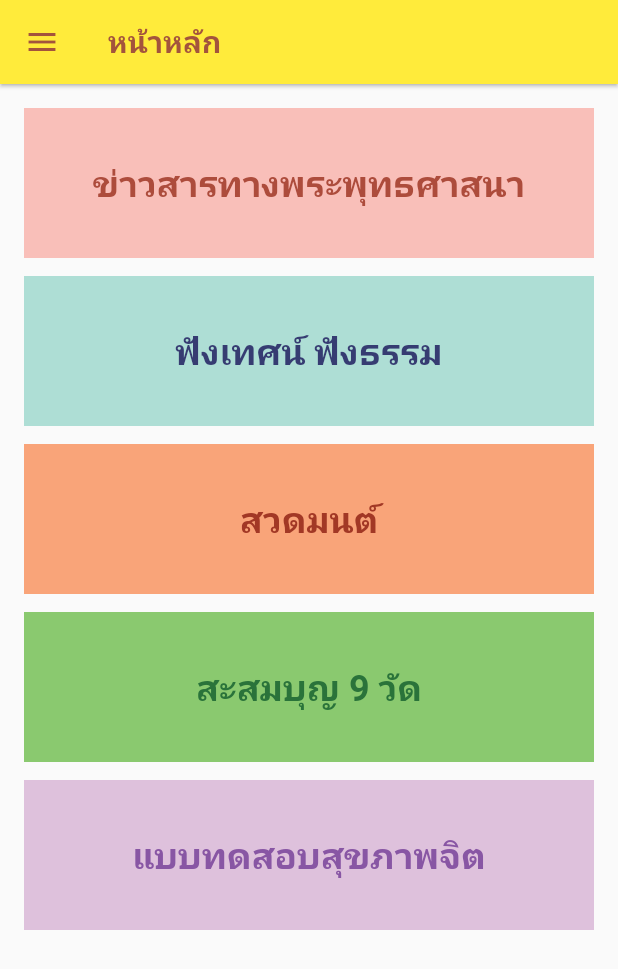
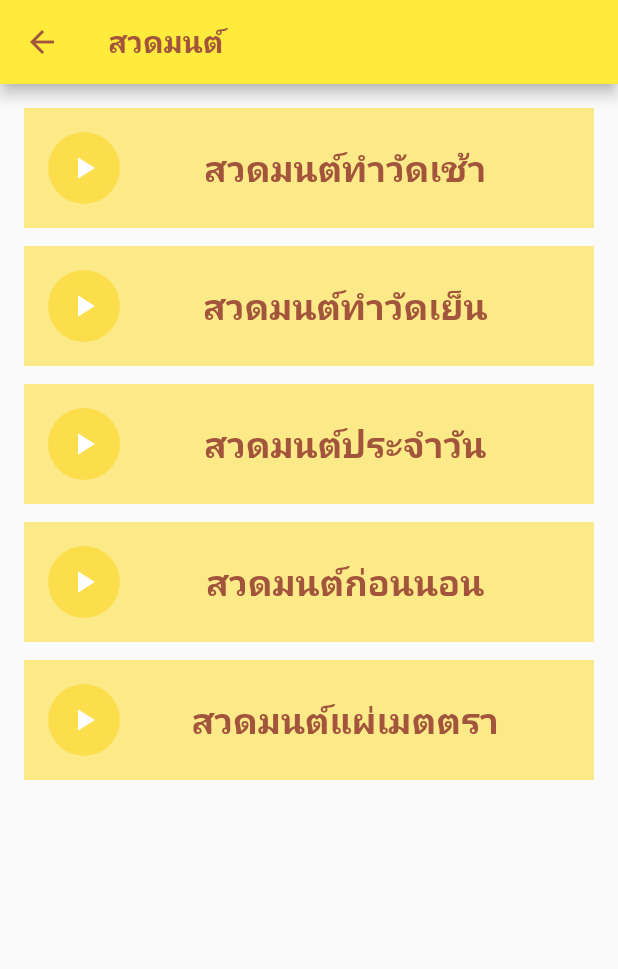
Before and after one commit to biscuitrainbow/wat-nai-baan-mobile-app, a Flutter app: the MenuScreen screen opened by its route, after a tap on "สวดมนต์", on a phone screen of 412 x 824 dp. Shown: the top 969 px of the screen. Run offline on Flutter 3.47's test engine with Material 2 defaults, Android fonts, the phone set to English and light mode, and no system bars; our stand-ins replace cached_network_image, flutter_redux, font_awesome_flutter, redux, shared_preferences, shimmer; missing offline and left inert: audioplayer, flutter_driver, flutter_youtube; accounts and stored records are empty.

Commit message:
Add audioPlugin

```diff
--- a/lib/constants.dart
+++ b/lib/constants.dart
@@ -13,6 +13,7 @@ class Dimension {
 
 class AppColors {
   static final Color main = Color.fromRGBO(163, 84, 60, 1.0);
+  static final Color secondary = Color(0xFFFCEA88);
   static final Color facebook = Color(0xFF4267B2);
 }
 
--- /dev/null
+++ b/lib/data/model/mantra.dart
@@ -0,0 +1,11 @@
+import 'package:meta/meta.dart';
+
+class Mantra {
+  final String name;
+  final String url;
+
+  Mantra({
+    @required this.name,
+    @required this.url,
+  });
+}
--- a/lib/main.dart
+++ b/lib/main.dart
@@ -5,6 +5,7 @@ import 'package:buddish_project/ui/login/login_screen.dart';
 import 'package:buddish_project/ui/main/main_container.dart';
 import 'package:buddish_project/ui/main/main_screen.dart';
 import 'package:buddish_project/ui/menu/menu_screen.dart';
+import 'package:buddish_project/ui/praying/praying_screen.dart';
 import 'package:buddish_project/ui/sermon/sermon_screen.dart';
 import 'package:flutter/material.dart';
 import 'package:flutter_driver/driver_extension.dart';
@@ -36,6 +37,7 @@ class MyApp extends StatelessWidget {
           MenuScreen.route: (context) => MenuScreen(),
           SermonScreen.route: (context) => SermonScreen(),
           LoginScreen.route: (context) => LoginContainer(),
+          PrayingScreen.route: (context) => PrayingScreen(),
         },
       ),
     );
--- a/lib/ui/menu/menu_screen.dart
+++ b/lib/ui/menu/menu_screen.dart
@@ -1,4 +1,5 @@
 import 'package:buddish_project/constants.dart';
+import 'package:buddish_project/ui/praying/praying_screen.dart';
 import 'package:buddish_project/ui/sermon/sermon_screen.dart';
 import 'package:flutter/material.dart';
 
@@ -73,7 +74,7 @@ class _MenuScreenState extends State<MenuScreen> {
                 title: 'สวดมนต์',
                 titleColor: Color(0xFFA23825),
                 backgroundColor: Color(0xFFF9A479),
-                onPressed: () => print(''),
+                onPressed: () => Navigator.of(context).pushNamed(PrayingScreen.route),
               ),
               new Menu(
                 title: 'สะสมบุญ 9 วัด',
--- /dev/null
+++ b/lib/ui/praying/praying_screen.dart
@@ -0,0 +1,120 @@
+import 'package:buddish_project/constants.dart';
+import 'package:buddish_project/data/model/mantra.dart';
+import 'package:flutter/material.dart';
+import 'package:audioplayer/audioplayer.dart';
+
+class PrayingScreen extends StatefulWidget {
+  static final String route = "/praying";
+
+  @override
+  _PrayingScreenState createState() => _PrayingScreenState();
+}
+
+class _PrayingScreenState extends State<PrayingScreen> {
+  final List<Mantra> mantras = [
+    Mantra(name: 'สวดมนต์ทำวัดเช้า', url: 'http://www.rxlabz.com/labz/audio2.mp3'),
+    Mantra(name: 'สวดมนต์ทำวัดเย็น', url: 'http://www.rxlabz.com/labz/audio2.mp3'),
+    Mantra(name: 'สวดมนต์ประจำวัน', url: 'http://www.rxlabz.com/labz/audio2.mp3'),
+    Mantra(name: 'สวดมนต์ก่อนนอน', url: 'http://www.rxlabz.com/labz/audio2.mp3'),
+    Mantra(name: 'สวดมนต์แผ่เมตตรา', url: 'http://www.rxlabz.com/labz/audio2.mp3'),
+  ];
+
+  final AudioPlayer audioPlugin = new AudioPlayer();
+
+  @override
+  Widget build(BuildContext context) {
+    return Scaffold(
+        appBar: AppBar(
+          title: Text(
+            'สวดมนต์',
+            style: Style.appbarTitleStyle,
+          ),
+          iconTheme: IconThemeData(color: AppColors.main),
+        ),
+        body: ListView(
+          children: <Widget>[
+            Container(
+              padding: EdgeInsets.symmetric(horizontal: Dimension.screenHorizonPadding, vertical: Dimension.screenVerticalPadding),
+              child: Column(
+                children: mantras
+                    ?.map(
+                      (Mantra mantra) => MantraPlayer(
+                            title: mantra.name,
+                            titleColor: AppColors.main,
+                            backgroundColor: AppColors.secondary,
+                            isPlaying: true,
+                            onPressed: () async {
+                              await audioPlugin.play(mantra.url);
+                            },
+                          ),
+                    )
+                    ?.toList(),
+              ),
+            )
+          ],
+        ));
+  }
+}
+
+class MantraPlayer extends StatelessWidget {
+  final String title;
+  final Color titleColor;
+  final Color backgroundColor;
+  final double fontSize;
+  final bool isPlaying;
+  final VoidCallback onPressed;
+
+  MantraPlayer({
+    @required this.title,
+    @required this.titleColor,
+    @required this.backgroundColor,
+    @required this.isPlaying,
+    @required this.onPressed,
+    this.fontSize = 24.0,
+  });
+
+  @override
+  Widget build(BuildContext context) {
+    return Container(
+      padding: EdgeInsets.symmetric(horizontal: Dimension.screenHorizonPadding),
+      margin: EdgeInsets.only(bottom: Dimension.fieldVerticalMargin),
+      height: 80.0,
+      width: double.infinity,
+      color: backgroundColor,
+      child: Row(
+        mainAxisAlignment: MainAxisAlignment.spaceEvenly,
+        children: <Widget>[
+          Container(
+            decoration: BoxDecoration(
+              color: isPlaying ? Color(0xFFFCDE4C) : AppColors.main,
+              shape: BoxShape.circle,
+            ),
+            child: IconButton(
+              icon: isPlaying
+                  ? Icon(
+                      Icons.play_arrow,
+                      color: Colors.white,
+                    )
+                  : Icon(
+                      Icons.stop,
+                      color: Colors.white,
+                    ),
+              onPressed: onPressed,
+            ),
+          ),
+          Expanded(
+            child: Text(
+              title,
+              textAlign: TextAlign.center,
+              style: TextStyle(
+                color: titleColor,
+                fontSize: fontSize,
+                fontWeight: FontWeight.w600,
+              ),
+            ),
+          )
+        ],
+      ),
+    );
+  }
+}
--- a/lib/ui/sermon/sermon_screen.dart
+++ b/lib/ui/sermon/sermon_screen.dart
@@ -27,8 +27,7 @@ class _SermonScreenState extends State<SermonScreen> {
     )
   ];
 
-  final Color titleColor = AppColors.main;
-  final Color backgroundColor = Color(0xFFFCEA88);
+
 
   void _showSermonVideos(SermonCategory category) {
     Navigator.of(context).push(MaterialPageRoute(
@@ -57,8 +56,8 @@ class _SermonScreenState extends State<SermonScreen> {
                 ?.map(
                   (SermonCategory category) => Menu(
                         title: category.title,
-                        titleColor: titleColor,
-                        backgroundColor: backgroundColor,
+                        titleColor: AppColors.main,
+                        backgroundColor: AppColors.secondary,
                         onPressed: () => _showSermonVideos(category),
                       ),
                 )
--- a/pubspec.yaml
+++ b/pubspec.yaml
@@ -17,6 +17,7 @@ dependencies:
   flutter_youtube: "^1.0.1"
   cached_network_image: "^0.4.1"
   shimmer: ^0.0.4
+  audioplayer: ^0.5.0
 
 dev_dependencies:
   flutter_driver:
```
Also changed, not shown: pubspec.lock, 1 other file.
